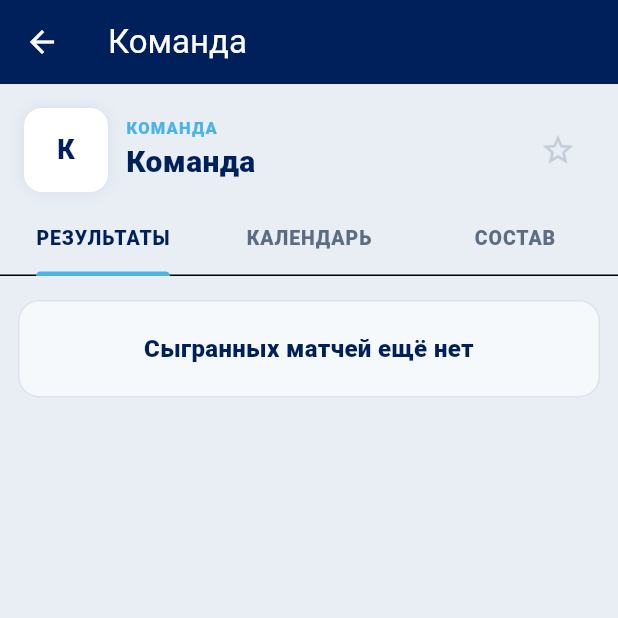
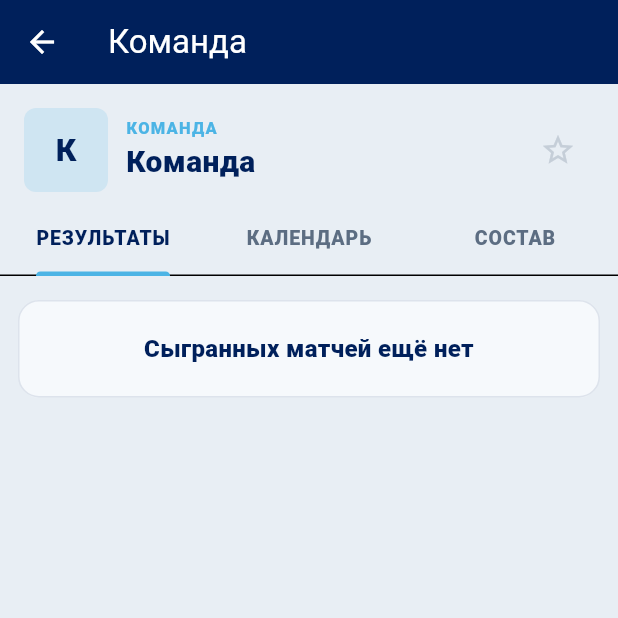
Before and after one commit to dfa-ra/sports_score, a Flutter app: the TeamPage screen opened directly with empty values, on a phone screen of 412 x 824 dp, the top half of it. Run offline on Flutter 3.47's test engine with Material 3 defaults, Android fonts, the phone set to English and light mode, and no system bars; our stand-ins replace flutter_secure_storage, go_router; accounts and stored records are empty; network calls fail.

Commit message:
feat: show team logos beside names and player photos
Put match-header star, crest and team name on one row. Render the
square team mark wherever a club is named, and resolve player photos
on mobile profiles.

Co-authored-by: Roman Zakharchenko <dfa-ra@users.noreply.github.com>

```diff
--- a/mobile/lib/core/api_client.dart
+++ b/mobile/lib/core/api_client.dart
@@ -29,6 +29,15 @@ class ApiClient {
   final http.Client _http;
   final FlutterSecureStorage _storage;
   String? accessToken;
+
+  String? resolveMedia(String? raw) {
+    if (raw == null) return null;
+    final value = raw.trim();
+    if (value.isEmpty) return null;
+    if (value.startsWith('http://') || value.startsWith('https://')) return value;
+    final origin = baseUrl.replaceFirst(RegExp(r'/api/v1/?$'), '');
+    return value.startsWith('/') ? '$origin$value' : '$origin/$value';
+  }
 
   static String normalizeBaseUrl(String value) {
     var next = value.trim();
--- a/mobile/lib/core/models.dart
+++ b/mobile/lib/core/models.dart
@@ -54,16 +54,18 @@ class LeagueMatch {
 }
 
 class TeamBrief {
-  TeamBrief({required this.id, required this.name, this.shortName});
+  TeamBrief({required this.id, required this.name, this.shortName, this.logoUrl});
   final String id;
   final String name;
   final String? shortName;
+  final String? logoUrl;
 
   factory TeamBrief.fromJson(Map<String, dynamic> json) {
     return TeamBrief(
       id: json['id'].toString(),
       name: json['name']?.toString() ?? 'Команда',
       shortName: json['shortName']?.toString(),
+      logoUrl: json['logoUrl']?.toString(),
     );
   }
 }
@@ -312,7 +314,9 @@ class PlayerCard {
     this.avatarUrl,
     this.jerseyNumber,
     this.position,
+    this.teamId,
     this.teamName,
+    this.teamLogoUrl,
     this.statistics = const {},
     this.history = const [],
   });
@@ -322,7 +326,9 @@ class PlayerCard {
   final String? avatarUrl;
   final int? jerseyNumber;
   final String? position;
+  final String? teamId;
   final String? teamName;
+  final String? teamLogoUrl;
   final Map<String, dynamic> statistics;
   final List<PlayerMatchHistory> history;
 
@@ -335,7 +341,9 @@ class PlayerCard {
       avatarUrl: json['avatarUrl']?.toString(),
       jerseyNumber: (json['jerseyNumber'] as num?)?.toInt(),
       position: json['position']?.toString(),
+      teamId: team is Map ? team['id']?.toString() : null,
       teamName: team is Map ? team['name']?.toString() : null,
+      teamLogoUrl: team is Map ? team['logoUrl']?.toString() : null,
       statistics: json['statistics'] is Map ? Map<String, dynamic>.from(json['statistics'] as Map) : const {},
       history: ((json['matchHistory'] as List?) ?? const [])
           .whereType<Map>()
--- a/mobile/lib/features/table/table_page.dart
+++ b/mobile/lib/features/table/table_page.dart
@@ -5,6 +5,7 @@ import 'package:provider/provider.dart';
 import '../../core/models.dart';
 import '../../core/theme.dart';
 import '../../state/league_store.dart';
+import '../../widgets/marks.dart';
 import '../../widgets/match_row.dart';
 
 class TablePage extends StatefulWidget {
@@ -137,6 +138,8 @@ class _Standings extends StatelessWidget {
                       children: [
                         _Rank(index: i),
                         const SizedBox(width: 6),
+                        TeamMark(name: store.standings[i].teamName, logoUrl: store.teamLogo(store.standings[i].teamId), size: 18),
+                        const SizedBox(width: 6),
                         Expanded(
                           child: Text(store.standings[i].teamName, maxLines: 1, overflow: TextOverflow.ellipsis, style: const TextStyle(fontWeight: FontWeight.w600)),
                         ),
--- a/mobile/lib/features/teams/team_page.dart
+++ b/mobile/lib/features/teams/team_page.dart
@@ -7,6 +7,7 @@ import '../../core/models.dart';
 import '../../core/theme.dart';
 import '../../state/favorites_store.dart';
 import '../../state/league_store.dart';
+import '../../widgets/marks.dart';
 import '../../widgets/match_row.dart';
 
 class TeamPage extends StatefulWidget {
@@ -62,13 +63,7 @@ class _TeamPageState extends State<TeamPage> with SingleTickerProviderStateMixin
             padding: const EdgeInsets.fromLTRB(16, 16, 16, 8),
             child: Row(
               children: [
-                Container(
-                  width: 56,
-                  height: 56,
-                  alignment: Alignment.center,
-                  decoration: BoxDecoration(color: Colors.white, borderRadius: BorderRadius.circular(12), boxShadow: const [BoxShadow(color: Color(0x1400205B), blurRadius: 8)]),
-                  child: Text(initials(name), style: const TextStyle(fontWeight: FontWeight.w800, color: AppColors.navy, fontSize: 18)),
-                ),
+                TeamMark(name: name, logoUrl: store.teamLogo(widget.teamId), size: 56),
                 const SizedBox(width: 12),
                 Expanded(
                   child: Column(
--- a/mobile/lib/state/league_store.dart
+++ b/mobile/lib/state/league_store.dart
@@ -27,6 +27,11 @@ class LeagueStore extends ChangeNotifier {
   String teamName(String? id) {
     if (id == null) return 'Команда';
     return teams[id]?.name ?? 'Команда';
+  }
+
+  String? teamLogo(String? id) {
+    if (id == null) return null;
+    return api.resolveMedia(teams[id]?.logoUrl);
   }
 
   Future<void> load() async {
--- /dev/null
+++ b/mobile/lib/widgets/marks.dart
@@ -0,0 +1,79 @@
+import 'package:flutter/material.dart';
+
+import '../core/format.dart';
+import '../core/theme.dart';
+
+class TeamMark extends StatelessWidget {
+  const TeamMark({super.key, required this.name, this.logoUrl, this.size = 18});
+
+  final String name;
+  final String? logoUrl;
+  final double size;
+
+  @override
+  Widget build(BuildContext context) {
+    return ClipRRect(
+      borderRadius: BorderRadius.circular(size < 28 ? 4 : 8),
+      child: Container(
+        width: size,
+        height: size,
+        color: const Color(0x294CB4E5),
+        alignment: Alignment.center,
+        child: logoUrl == null || logoUrl!.isEmpty
+            ? Text(
+                initials(name),
+                style: TextStyle(
+                  fontSize: size * 0.38,
+                  fontWeight: FontWeight.w800,
+                  color: AppColors.navy,
+                ),
+              )
+            : Image.network(
+                logoUrl!,
+                width: size,
+                height: size,
+                fit: BoxFit.cover,
+                errorBuilder: (_, __, ___) => Text(
+                  initials(name),
+                  style: TextStyle(fontSize: size * 0.38, fontWeight: FontWeight.w800, color: AppColors.navy),
+                ),
+              ),
+      ),
+    );
+  }
+}
+
+class PlayerPhoto extends StatelessWidget {
+  const PlayerPhoto({super.key, required this.name, this.photoUrl, this.size = 64});
+
+  final String name;
+  final String? photoUrl;
+  final double size;
+
+  @override
+  Widget build(BuildContext context) {
+    return ClipOval(
+      child: Container(
+        width: size,
+        height: size,
+        color: const Color(0x294CB4E5),
+        alignment: Alignment.center,
+        child: photoUrl == null || photoUrl!.isEmpty
+            ? Text(
+                initials(name),
+                style: TextStyle(fontSize: size * 0.32, fontWeight: FontWeight.w800, color: AppColors.navy),
+              )
+            : Image.network(
+                photoUrl!,
+                width: size,
+                height: size,
+                fit: BoxFit.cover,
+                errorBuilder: (_, __, ___) => Text(
+                  initials(name),
+                  style: TextStyle(fontSize: size * 0.32, fontWeight: FontWeight.w800, color: AppColors.navy),
+                ),
+              ),
+      ),
+    );
+  }
+}
```
Also changed, not shown: mobile/lib/features/matches/match_detail_page.dart (+61 -20 lines), mobile/lib/features/players/player_page.dart (+21 -9 lines), mobile/lib/features/profile/profile_page.dart (+6 -8 lines), mobile/lib/widgets/match_row.dart (+16 -16 lines), 14 other files.
